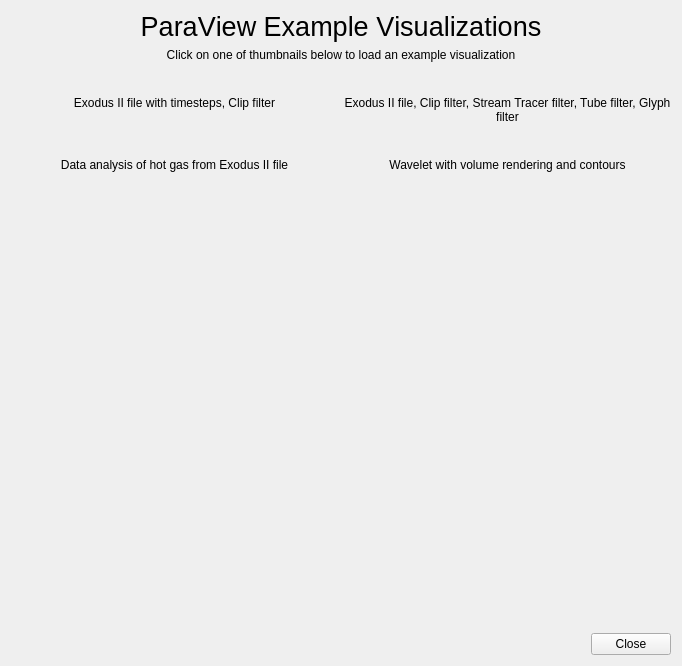
pierre-guillou/paraview-ttk, file Qt/ApplicationComponents/Resources/UI/pqExampleVisualizationsDialog.ui: the form before one commit.
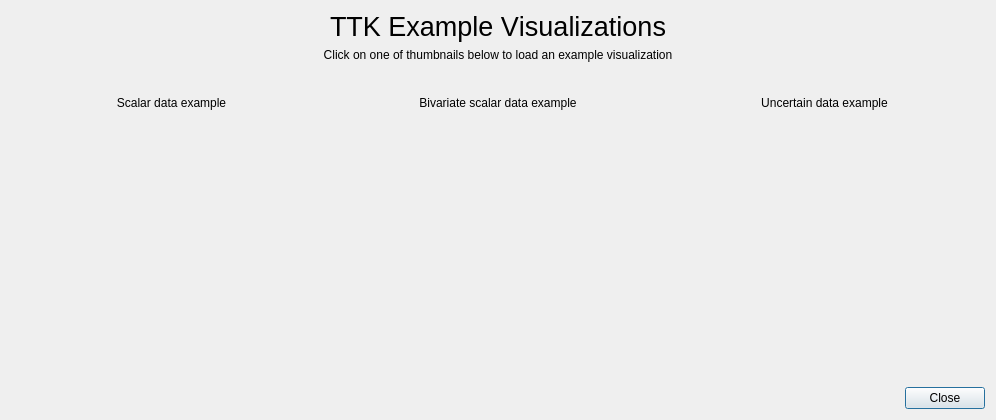
The form after the commit. Icons and pictures are not drawn.

```diff
--- a/Qt/ApplicationComponents/Resources/UI/pqExampleVisualizationsDialog.ui
+++ b/Qt/ApplicationComponents/Resources/UI/pqExampleVisualizationsDialog.ui
@@ -6,55 +6,22 @@
    <rect>
     <x>0</x>
     <y>0</y>
-    <width>682</width>
-    <height>666</height>
+    <width>996</width>
+    <height>420</height>
    </rect>
   </property>
   <property name="windowTitle">
    <string>ParaView Example Visualizations</string>
   </property>
   <layout class="QGridLayout" name="gridLayout">
-   <item row="1" column="0" colspan="2">
+   <item row="1" column="0" colspan="3">
     <widget class="QLabel" name="label">
      <property name="text">
       <string>&lt;html&gt;&lt;head/&gt;&lt;body&gt;&lt;p align=&quot;center&quot;&gt;Click on one of thumbnails below to load an example visualization&lt;/p&gt;&lt;/body&gt;&lt;/html&gt;</string>
      </property>
     </widget>
    </item>
-   <item row="4" column="0">
-    <widget class="QPushButton" name="HotGasAnalysisExampleButton">
-     <property name="text">
-      <string/>
-     </property>
-     <property name="icon">
-      <iconset resource="../pqApplicationComponents.qrc">
-       <normaloff>:/pqApplicationComponents/Thumbnails/HotGasAnalysisExample.png</normaloff>:/pqApplicationComponents/Thumbnails/HotGasAnalysisExample.png</iconset>
-     </property>
-     <property name="iconSize">
-      <size>
-       <width>300</width>
-       <height>225</height>
-      </size>
-     </property>
-     <property name="flat">
-      <bool>true</bool>
-     </property>
-    </widget>
-   </item>
-   <item row="5" column="0">
-    <widget class="QLabel" name="HotGasAnalysisExampleDescription">
-     <property name="text">
-      <string>&lt;html&gt;&lt;head/&gt;&lt;body&gt;&lt;p&gt;Data analysis of hot gas from Exodus II file&lt;/p&gt;&lt;/body&gt;&lt;/html&gt;</string>
-     </property>
-     <property name="alignment">
-      <set>Qt::AlignHCenter|Qt::AlignTop</set>
-     </property>
-     <property name="wordWrap">
-      <bool>true</bool>
-     </property>
-    </widget>
-   </item>
-   <item row="0" column="0" colspan="2">
+   <item row="0" column="0" colspan="3">
     <widget class="QLabel" name="titleLabel">
      <property name="font">
       <font>
@@ -65,17 +32,17 @@
       </font>
      </property>
      <property name="text">
-      <string>ParaView Example Visualizations</string>
+      <string>TTK Example Visualizations</string>
      </property>
      <property name="alignment">
       <set>Qt::AlignCenter</set>
      </property>
     </widget>
    </item>
-   <item row="5" column="1">
-    <widget class="QLabel" name="WaveletExampleDescription">
+   <item row="3" column="2">
+    <widget class="QLabel" name="Example3Description">
      <property name="text">
-      <string>&lt;html&gt;&lt;head/&gt;&lt;body&gt;&lt;p&gt;Wavelet with volume rendering and contours&lt;br/&gt;&lt;/p&gt;&lt;/body&gt;&lt;/html&gt;</string>
+      <string>Uncertain data example</string>
      </property>
      <property name="alignment">
       <set>Qt::AlignHCenter|Qt::AlignTop</set>
@@ -85,7 +52,7 @@
      </property>
     </widget>
    </item>
-   <item row="7" column="0" colspan="2">
+   <item row="8" column="0" colspan="3">
     <widget class="QDialogButtonBox" name="buttonBox">
      <property name="orientation">
       <enum>Qt::Horizontal</enum>
@@ -98,7 +65,7 @@
    <item row="3" column="1">
     <widget class="QLabel" name="DiskOutRefExampleDescription">
      <property name="text">
-      <string>Exodus II file, Clip filter, Stream Tracer filter, Tube filter, Glyph filter</string>
+      <string>Bivariate scalar data example</string>
      </property>
      <property name="alignment">
       <set>Qt::AlignHCenter|Qt::AlignTop</set>
@@ -108,8 +75,8 @@
      </property>
     </widget>
    </item>
-   <item row="4" column="1">
-    <widget class="QPushButton" name="WaveletExampleButton">
+   <item row="2" column="2">
+    <widget class="QPushButton" name="Example3Button">
      <property name="text">
       <string/>
      </property>
@@ -131,7 +98,7 @@
    <item row="3" column="0">
     <widget class="QLabel" name="CanExampleDescription">
      <property name="text">
-      <string>Exodus II file with timesteps, Clip filter</string>
+      <string>Scalar data example</string>
      </property>
      <property name="alignment">
       <set>Qt::AlignHCenter|Qt::AlignTop</set>
```
Left out of the diff: 23 changed lines with no effect on the pictures.
